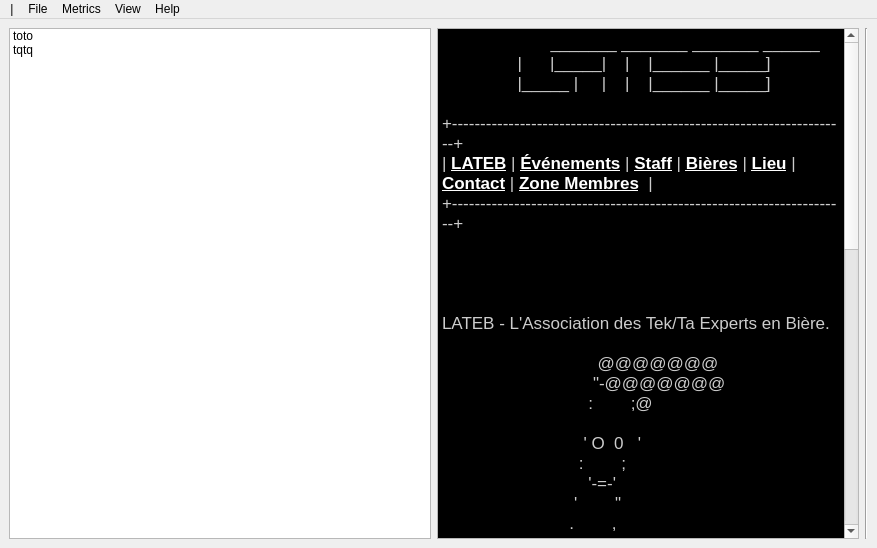
First picture: the form in app/mainwindow.ui, repository ntnmrndn/termproject, before the edit.
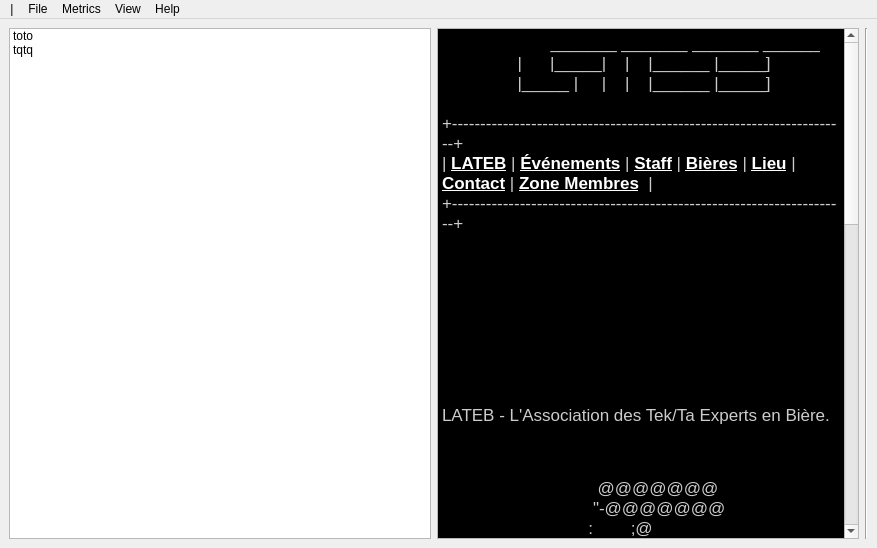
Second picture: the form after the edit. Icons and pictures are not drawn.

Commit message: Ajout de lla fenetre About

```diff
--- a/app/mainwindow.ui
+++ b/app/mainwindow.ui
@@ -43,55 +43,60 @@
          <string>&lt;!DOCTYPE HTML PUBLIC &quot;-//W3C//DTD HTML 4.0//EN&quot; &quot;http://www.w3.org/TR/REC-html40/strict.dtd&quot;&gt;
 &lt;html&gt;&lt;head&gt;&lt;meta name=&quot;qrichtext&quot; content=&quot;1&quot; /&gt;&lt;title&gt;LATEB&lt;/title&gt;&lt;style type=&quot;text/css&quot;&gt;
 p, li { white-space: pre-wrap; }
-&lt;/style&gt;&lt;/head&gt;&lt;body style=&quot; font-family:'Lucida Grande'; font-size:13pt; font-weight:400; font-style:normal;&quot; bgcolor=&quot;#000000&quot;&gt;
-&lt;p style=&quot; margin-top:12px; margin-bottom:0px; margin-left:0px; margin-right:0px; -qt-block-indent:0; text-indent:0px;&quot;&gt;&lt;span style=&quot; font-family:'Courier New,courier'; color:#cccccc;&quot;&gt;                       _______ _______ _______ ______&lt;/span&gt;&lt;/p&gt;
-&lt;p style=&quot; margin-top:0px; margin-bottom:0px; margin-left:0px; margin-right:0px; -qt-block-indent:0; text-indent:0px;&quot;&gt;&lt;span style=&quot; font-family:'Courier New,courier'; color:#cccccc;&quot;&gt;                |      |_____|    |    |______ |_____]&lt;/span&gt;&lt;/p&gt;
-&lt;p style=&quot; margin-top:0px; margin-bottom:0px; margin-left:0px; margin-right:0px; -qt-block-indent:0; text-indent:0px;&quot;&gt;&lt;span style=&quot; font-family:'Courier New,courier'; color:#cccccc;&quot;&gt;                |_____ |     |    |    |______ |_____]&lt;/span&gt;&lt;/p&gt;
-&lt;p style=&quot; margin-top:0px; margin-bottom:0px; margin-left:0px; margin-right:0px; -qt-block-indent:0; text-indent:0px;&quot;&gt;&lt;span style=&quot; font-family:'Courier New,courier'; color:#cccccc;&quot;&gt;               &lt;/span&gt;&lt;/p&gt;
-&lt;p style=&quot; margin-top:0px; margin-bottom:0px; margin-left:0px; margin-right:0px; -qt-block-indent:0; text-indent:0px;&quot;&gt;&lt;span style=&quot; font-family:'Courier New,courier'; color:#cccccc;&quot;&gt;+----------------------------------------------------------------------+&lt;/span&gt;&lt;/p&gt;
-&lt;p style=&quot; margin-top:0px; margin-bottom:0px; margin-left:0px; margin-right:0px; -qt-block-indent:0; text-indent:0px;&quot;&gt;&lt;span style=&quot; font-family:'Courier New,courier'; color:#cccccc;&quot;&gt;| &lt;/span&gt;&lt;a href=&quot;?lateb&quot;&gt;&lt;span style=&quot; font-family:'Courier New,courier'; font-weight:600; text-decoration: underline; color:#ffffff; background-color:#000000;&quot;&gt;LATEB&lt;/span&gt;&lt;/a&gt;&lt;span style=&quot; font-family:'Courier New,courier'; color:#cccccc;&quot;&gt; | &lt;/span&gt;&lt;a href=&quot;bite/?events&quot;&gt;&lt;span style=&quot; font-family:'Courier New,courier'; font-weight:600; text-decoration: underline; color:#ffffff; background-color:#000000;&quot;&gt;Événements&lt;/span&gt;&lt;/a&gt;&lt;span style=&quot; font-family:'Courier New,courier'; color:#cccccc;&quot;&gt; | &lt;/span&gt;&lt;a href=&quot;?staff&quot;&gt;&lt;span style=&quot; font-family:'Courier New,courier'; font-weight:600; text-decoration: underline; color:#ffffff; background-color:#000000;&quot;&gt;Staff&lt;/span&gt;&lt;/a&gt;&lt;span style=&quot; font-family:'Courier New,courier'; color:#cccccc;&quot;&gt; | &lt;/span&gt;&lt;a href=&quot;bite/?beers&quot;&gt;&lt;span style=&quot; font-family:'Courier New,courier'; font-weight:600; text-decoration: underline; color:#ffffff; background-color:#000000;&quot;&gt;Bières&lt;/span&gt;&lt;/a&gt;&lt;span style=&quot; font-family:'Courier New,courier'; color:#cccccc;&quot;&gt; | &lt;/span&gt;&lt;a href=&quot;?acces&quot;&gt;&lt;span style=&quot; font-family:'Courier New,courier'; font-weight:600; text-decoration: underline; color:#ffffff; background-color:#000000;&quot;&gt;Lieu&lt;/span&gt;&lt;/a&gt;&lt;span style=&quot; font-family:'Courier New,courier'; color:#cccccc;&quot;&gt; | &lt;/span&gt;&lt;a href=&quot;?contact&quot;&gt;&lt;span style=&quot; font-family:'Courier New,courier'; font-weight:600; text-decoration: underline; color:#ffffff; background-color:#000000;&quot;&gt;Contact&lt;/span&gt;&lt;/a&gt;&lt;span style=&quot; font-family:'Courier New,courier'; color:#cccccc;&quot;&gt; | &lt;/span&gt;&lt;a href=&quot;bite&quot;&gt;&lt;span style=&quot; font-family:'Courier New,courier'; font-weight:600; text-decoration: underline; color:#ffffff; background-color:#000000;&quot;&gt;Zone Membres&lt;/span&gt;&lt;/a&gt;&lt;span style=&quot; font-family:'Courier New,courier'; color:#cccccc;&quot;&gt;  |&lt;/span&gt;&lt;/p&gt;
-&lt;p style=&quot; margin-top:0px; margin-bottom:0px; margin-left:0px; margin-right:0px; -qt-block-indent:0; text-indent:0px;&quot;&gt;&lt;span style=&quot; font-family:'Courier New,courier'; color:#cccccc;&quot;&gt;+----------------------------------------------------------------------+&lt;/span&gt;&lt;/p&gt;
-&lt;p style=&quot;-qt-paragraph-type:empty; margin-top:0px; margin-bottom:0px; margin-left:0px; margin-right:0px; -qt-block-indent:0; text-indent:0px; font-family:'Courier New,courier'; color:#cccccc;&quot;&gt;&lt;br /&gt;&lt;/p&gt;
+&lt;/style&gt;&lt;/head&gt;&lt;body style=&quot; font-family:'MS Shell Dlg 2'; font-size:7.8pt; font-weight:400; font-style:normal;&quot; bgcolor=&quot;#000000&quot;&gt;
+&lt;p style=&quot; margin-top:12px; margin-bottom:0px; margin-left:0px; margin-right:0px; -qt-block-indent:0; text-indent:0px;&quot;&gt;&lt;span style=&quot; font-family:'Courier New,courier'; font-size:13pt; color:#cccccc;&quot;&gt;                       _______ _______ _______ ______&lt;/span&gt;&lt;/p&gt;
+&lt;p style=&quot; margin-top:0px; margin-bottom:0px; margin-left:0px; margin-right:0px; -qt-block-indent:0; text-indent:0px;&quot;&gt;&lt;span style=&quot; font-family:'Courier New,courier'; font-size:13pt; color:#cccccc;&quot;&gt;                |      |_____|    |    |______ |_____]&lt;/span&gt;&lt;/p&gt;
+&lt;p style=&quot; margin-top:0px; margin-bottom:0px; margin-left:0px; margin-right:0px; -qt-block-indent:0; text-indent:0px;&quot;&gt;&lt;span style=&quot; font-family:'Courier New,courier'; font-size:13pt; color:#cccccc;&quot;&gt;                |_____ |     |    |    |______ |_____]&lt;/span&gt;&lt;/p&gt;
+&lt;p style=&quot; margin-top:0px; margin-bottom:0px; margin-left:0px; margin-right:0px; -qt-block-indent:0; text-indent:0px;&quot;&gt;&lt;span style=&quot; font-family:'Courier New,courier'; font-size:13pt; color:#cccccc;&quot;&gt;               &lt;/span&gt;&lt;/p&gt;
+&lt;p style=&quot; margin-top:0px; margin-bottom:0px; margin-left:0px; margin-right:0px; -qt-block-indent:0; text-indent:0px;&quot;&gt;&lt;span style=&quot; font-family:'Courier New,courier'; font-size:13pt; color:#cccccc;&quot;&gt;+----------------------------------------------------------------------+&lt;/span&gt;&lt;/p&gt;
+&lt;p style=&quot; margin-top:0px; margin-bottom:0px; margin-left:0px; margin-right:0px; -qt-block-indent:0; text-indent:0px;&quot;&gt;&lt;span style=&quot; font-family:'Courier New,courier'; font-size:13pt; color:#cccccc;&quot;&gt;| &lt;/span&gt;&lt;a href=&quot;?lateb&quot;&gt;&lt;span style=&quot; font-family:'Courier New,courier'; font-size:13pt; font-weight:600; text-decoration: underline; color:#ffffff; background-color:#000000;&quot;&gt;LATEB&lt;/span&gt;&lt;/a&gt;&lt;span style=&quot; font-family:'Courier New,courier'; font-size:13pt; color:#cccccc;&quot;&gt; | &lt;/span&gt;&lt;a href=&quot;bite/?events&quot;&gt;&lt;span style=&quot; font-family:'Courier New,courier'; font-size:13pt; font-weight:600; text-decoration: underline; color:#ffffff; background-color:#000000;&quot;&gt;Événements&lt;/span&gt;&lt;/a&gt;&lt;span style=&quot; font-family:'Courier New,courier'; font-size:13pt; color:#cccccc;&quot;&gt; | &lt;/span&gt;&lt;a href=&quot;?staff&quot;&gt;&lt;span style=&quot; font-family:'Courier New,courier'; font-size:13pt; font-weight:600; text-decoration: underline; color:#ffffff; background-color:#000000;&quot;&gt;Staff&lt;/span&gt;&lt;/a&gt;&lt;span style=&quot; font-family:'Courier New,courier'; font-size:13pt; color:#cccccc;&quot;&gt; | &lt;/span&gt;&lt;a href=&quot;bite/?beers&quot;&gt;&lt;span style=&quot; font-family:'Courier New,courier'; font-size:13pt; font-weight:600; text-decoration: underline; color:#ffffff; background-color:#000000;&quot;&gt;Bières&lt;/span&gt;&lt;/a&gt;&lt;span style=&quot; font-family:'Courier New,courier'; font-size:13pt; color:#cccccc;&quot;&gt; | &lt;/span&gt;&lt;a href=&quot;?acces&quot;&gt;&lt;span style=&quot; font-family:'Courier New,courier'; font-size:13pt; font-weight:600; text-decoration: underline; color:#ffffff; background-color:#000000;&quot;&gt;Lieu&lt;/span&gt;&lt;/a&gt;&lt;span style=&quot; font-family:'Courier New,courier'; font-size:13pt; color:#cccccc;&quot;&gt; | &lt;/span&gt;&lt;a href=&quot;?contact&quot;&gt;&lt;span style=&quot; font-family:'Courier New,courier'; font-size:13pt; font-weight:600; text-decoration: underline; color:#ffffff; background-color:#000000;&quot;&gt;Contact&lt;/span&gt;&lt;/a&gt;&lt;span style=&quot; font-family:'Courier New,courier'; font-size:13pt; color:#cccccc;&quot;&gt; | &lt;/span&gt;&lt;a href=&quot;bite&quot;&gt;&lt;span style=&quot; font-family:'Courier New,courier'; font-size:13pt; font-weight:600; text-decoration: underline; color:#ffffff; background-color:#000000;&quot;&gt;Zone Membres&lt;/span&gt;&lt;/a&gt;&lt;span style=&quot; font-family:'Courier New,courier'; font-size:13pt; color:#cccccc;&quot;&gt;  |&lt;/span&gt;&lt;/p&gt;
+&lt;p style=&quot; margin-top:0px; margin-bottom:0px; margin-left:0px; margin-right:0px; -qt-block-indent:0; text-indent:0px;&quot;&gt;&lt;span style=&quot; font-family:'Courier New,courier'; font-size:13pt; color:#cccccc;&quot;&gt;+----------------------------------------------------------------------+&lt;/span&gt;&lt;/p&gt;
+&lt;p style=&quot;-qt-paragraph-type:empty; margin-top:0px; margin-bottom:0px; margin-left:0px; margin-right:0px; -qt-block-indent:0; text-indent:0px; font-family:'Courier New,courier'; font-size:13pt; color:#cccccc;&quot;&gt;&lt;/p&gt;
+&lt;p style=&quot; margin-top:0px; margin-bottom:0px; margin-left:0px; margin-right:0px; -qt-block-indent:0; text-indent:0px;&quot;&gt;&lt;span style=&quot; font-family:'Courier New,courier'; font-size:13pt; color:#cccccc;&quot;&gt;&lt;br /&gt;&lt;/span&gt;&lt;/p&gt;
 &lt;p style=&quot; margin-top:0px; margin-bottom:0px; margin-left:0px; margin-right:0px; -qt-block-indent:0; text-indent:0px;&quot;&gt;&lt;a href=&quot;http://public.db0.fr/Epitech/Lateb/affiche_soiree_rec_film_starwars_180512.png&quot;&gt;&lt;img src=&quot;http://public.db0.fr/Epitech/Lateb/banniere_soiree_rec_film_starwars_180512.png&quot; /&gt;&lt;/a&gt;&lt;/p&gt;
-&lt;p style=&quot;-qt-paragraph-type:empty; margin-top:0px; margin-bottom:0px; margin-left:0px; margin-right:0px; -qt-block-indent:0; text-indent:0px; font-family:'Courier New,courier'; font-weight:600; text-decoration: underline; color:#ffffff;&quot;&gt;&lt;br /&gt;&lt;/p&gt;
-&lt;p style=&quot;-qt-paragraph-type:empty; margin-top:0px; margin-bottom:0px; margin-left:0px; margin-right:0px; -qt-block-indent:0; text-indent:0px; font-family:'Courier New,courier'; font-weight:600; text-decoration: underline; color:#ffffff;&quot;&gt;&lt;br /&gt;&lt;/p&gt;
-&lt;p style=&quot; margin-top:0px; margin-bottom:0px; margin-left:0px; margin-right:0px; -qt-block-indent:0; text-indent:0px;&quot;&gt;&lt;span style=&quot; font-family:'Courier New,courier'; color:#cccccc;&quot;&gt;LATEB - L'Association des Tek/Ta Experts en Bière.&lt;/span&gt;&lt;/p&gt;
-&lt;p style=&quot;-qt-paragraph-type:empty; margin-top:0px; margin-bottom:0px; margin-left:0px; margin-right:0px; -qt-block-indent:0; text-indent:0px; font-family:'Courier New,courier'; color:#cccccc;&quot;&gt;&lt;br /&gt;&lt;/p&gt;
-&lt;p style=&quot; margin-top:0px; margin-bottom:0px; margin-left:0px; margin-right:0px; -qt-block-indent:0; text-indent:0px;&quot;&gt;&lt;span style=&quot; font-family:'Courier New,courier'; color:#cccccc;&quot;&gt;                                 @@@@@@@&lt;/span&gt;&lt;/p&gt;
-&lt;p style=&quot; margin-top:0px; margin-bottom:0px; margin-left:0px; margin-right:0px; -qt-block-indent:0; text-indent:0px;&quot;&gt;&lt;span style=&quot; font-family:'Courier New,courier'; color:#cccccc;&quot;&gt;                                &amp;quot;-@@@@@@@&lt;/span&gt;&lt;/p&gt;
-&lt;p style=&quot; margin-top:0px; margin-bottom:0px; margin-left:0px; margin-right:0px; -qt-block-indent:0; text-indent:0px;&quot;&gt;&lt;span style=&quot; font-family:'Courier New,courier'; color:#cccccc;&quot;&gt;                               :        ;@&lt;/span&gt;&lt;/p&gt;
-&lt;p style=&quot; margin-top:0px; margin-bottom:0px; margin-left:0px; margin-right:0px; -qt-block-indent:0; text-indent:0px;&quot;&gt;&lt;span style=&quot; font-family:'Courier New,courier'; color:#cccccc;&quot;&gt;                               &lt;/span&gt;&lt;/p&gt;
-&lt;p style=&quot; margin-top:0px; margin-bottom:0px; margin-left:0px; margin-right:0px; -qt-block-indent:0; text-indent:0px;&quot;&gt;&lt;span style=&quot; font-family:'Courier New,courier'; color:#cccccc;&quot;&gt;                              ' O  0   '&lt;/span&gt;&lt;/p&gt;
-&lt;p style=&quot; margin-top:0px; margin-bottom:0px; margin-left:0px; margin-right:0px; -qt-block-indent:0; text-indent:0px;&quot;&gt;&lt;span style=&quot; font-family:'Courier New,courier'; color:#cccccc;&quot;&gt;                             :        ;&lt;/span&gt;&lt;/p&gt;
-&lt;p style=&quot; margin-top:0px; margin-bottom:0px; margin-left:0px; margin-right:0px; -qt-block-indent:0; text-indent:0px;&quot;&gt;&lt;span style=&quot; font-family:'Courier New,courier'; color:#cccccc;&quot;&gt;                               '-=-'    &lt;/span&gt;&lt;/p&gt;
-&lt;p style=&quot; margin-top:0px; margin-bottom:0px; margin-left:0px; margin-right:0px; -qt-block-indent:0; text-indent:0px;&quot;&gt;&lt;span style=&quot; font-family:'Courier New,courier'; color:#cccccc;&quot;&gt;                            '        &amp;quot;&lt;/span&gt;&lt;/p&gt;
-&lt;p style=&quot; margin-top:0px; margin-bottom:0px; margin-left:0px; margin-right:0px; -qt-block-indent:0; text-indent:0px;&quot;&gt;&lt;span style=&quot; font-family:'Courier New,courier'; color:#cccccc;&quot;&gt;                           .        ,&lt;/span&gt;&lt;/p&gt;
-&lt;p style=&quot; margin-top:0px; margin-bottom:0px; margin-left:0px; margin-right:0px; -qt-block-indent:0; text-indent:0px;&quot;&gt;&lt;span style=&quot; font-family:'Courier New,courier'; color:#cccccc;&quot;&gt;      &lt;/span&gt;&lt;/p&gt;
-&lt;p style=&quot; margin-top:0px; margin-bottom:0px; margin-left:0px; margin-right:0px; -qt-block-indent:0; text-indent:0px;&quot;&gt;&lt;span style=&quot; font-family:'Courier New,courier'; color:#cccccc;&quot;&gt;                         _ '        &amp;quot;&lt;/span&gt;&lt;/p&gt;
-&lt;p style=&quot; margin-top:0px; margin-bottom:0px; margin-left:0px; margin-right:0px; -qt-block-indent:0; text-indent:0px;&quot;&gt;&lt;span style=&quot; font-family:'Courier New,courier'; color:#cccccc;&quot;&gt;                        |/__        '&lt;/span&gt;&lt;/p&gt;
-&lt;p style=&quot; margin-top:0px; margin-bottom:0px; margin-left:0px; margin-right:0px; -qt-block-indent:0; text-indent:0px;&quot;&gt;&lt;span style=&quot; font-family:'Courier New,courier'; color:#cccccc;&quot;&gt;                       / .--       ,&lt;/span&gt;&lt;/p&gt;
-&lt;p style=&quot; margin-top:0px; margin-bottom:0px; margin-left:0px; margin-right:0px; -qt-block-indent:0; text-indent:0px;&quot;&gt;&lt;span style=&quot; font-family:'Courier New,courier'; color:#cccccc;&quot;&gt;                       || |  &lt;/span&gt;&lt;/p&gt;
-&lt;p style=&quot; margin-top:0px; margin-bottom:0px; margin-left:0px; margin-right:0px; -qt-block-indent:0; text-indent:0px;&quot;&gt;&lt;span style=&quot; font-family:'Courier New,courier'; color:#cccccc;&quot;&gt;                        * '        &amp;quot;&lt;/span&gt;&lt;/p&gt;
-&lt;p style=&quot; margin-top:0px; margin-bottom:0px; margin-left:0px; margin-right:0px; -qt-block-indent:0; text-indent:0px;&quot;&gt;&lt;span style=&quot; font-family:'Courier New,courier'; color:#cccccc;&quot;&gt;                          '        '             &lt;/span&gt;&lt;/p&gt;
-&lt;p style=&quot; margin-top:0px; margin-bottom:0px; margin-left:0px; margin-right:0px; -qt-block-indent:0; text-indent:0px;&quot;&gt;&lt;span style=&quot; font-family:'Courier New,courier'; color:#cccccc;&quot;&gt;                          :        ;&lt;/span&gt;&lt;/p&gt;
-&lt;p style=&quot; margin-top:0px; margin-bottom:0px; margin-left:0px; margin-right:0px; -qt-block-indent:0; text-indent:0px;&quot;&gt;&lt;span style=&quot; font-family:'Courier New,courier'; color:#cccccc;&quot;&gt;                          '        ;&lt;/span&gt;&lt;/p&gt;
-&lt;p style=&quot; margin-top:0px; margin-bottom:0px; margin-left:0px; margin-right:0px; -qt-block-indent:0; text-indent:0px;&quot;&gt;&lt;span style=&quot; font-family:'Courier New,courier'; color:#cccccc;&quot;&gt;                     @@@@@@@@    _-----_&lt;/span&gt;&lt;/p&gt;
-&lt;p style=&quot; margin-top:0px; margin-bottom:0px; margin-left:0px; margin-right:0px; -qt-block-indent:0; text-indent:0px;&quot;&gt;&lt;span style=&quot; font-family:'Courier New,courier'; color:#cccccc;&quot;&gt;                    |`@@@@@@'|  |`-----'|&lt;/span&gt;&lt;/p&gt;
-&lt;p style=&quot; margin-top:0px; margin-bottom:0px; margin-left:0px; margin-right:0px; -qt-block-indent:0; text-indent:0px;&quot;&gt;&lt;span style=&quot; font-family:'Courier New,courier'; color:#cccccc;&quot;&gt;                  ,'=  .   . |  |      ::.&lt;/span&gt;&lt;/p&gt;
-&lt;p style=&quot; margin-top:0px; margin-bottom:0px; margin-left:0px; margin-right:0px; -qt-block-indent:0; text-indent:0px;&quot;&gt;&lt;span style=&quot; font-family:'Courier New,courier'; color:#cccccc;&quot;&gt;                  ||| . .  . |  |       ||&lt;/span&gt;&lt;/p&gt;
-&lt;p style=&quot; margin-top:0px; margin-bottom:0px; margin-left:0px; margin-right:0px; -qt-block-indent:0; text-indent:0px;&quot;&gt;&lt;span style=&quot; font-family:'Courier New,courier'; color:#cccccc;&quot;&gt;                  `.=     .  |  |      ;:'&lt;/span&gt;&lt;/p&gt;
-&lt;p style=&quot; margin-top:0px; margin-bottom:0px; margin-left:0px; margin-right:0px; -qt-block-indent:0; text-indent:0px;&quot;&gt;&lt;span style=&quot; font-family:'Courier New,courier'; color:#cccccc;&quot;&gt;                    |  .  .  |--| @@@@@ |&lt;/span&gt;&lt;/p&gt;
-&lt;p style=&quot; margin-top:0px; margin-bottom:0px; margin-left:0px; margin-right:0px; -qt-block-indent:0; text-indent:0px;&quot;&gt;&lt;span style=&quot; font-family:'Courier New,courier'; color:#cccccc;&quot;&gt;                     '-____-'    '-----'&lt;/span&gt;&lt;/p&gt;
-&lt;p style=&quot;-qt-paragraph-type:empty; margin-top:0px; margin-bottom:0px; margin-left:0px; margin-right:0px; -qt-block-indent:0; text-indent:0px; font-family:'Courier New,courier'; color:#cccccc;&quot;&gt;&lt;br /&gt;&lt;/p&gt;
-&lt;p style=&quot; margin-top:0px; margin-bottom:0px; margin-left:0px; margin-right:0px; -qt-block-indent:0; text-indent:0px;&quot;&gt;&lt;span style=&quot; font-family:'Courier New,courier'; color:#cccccc;&quot;&gt;LATEB est une association déstinée aux étudiants du groupe IONIS.&lt;/span&gt;&lt;/p&gt;
-&lt;p style=&quot; margin-top:0px; margin-bottom:0px; margin-left:0px; margin-right:0px; -qt-block-indent:0; text-indent:0px;&quot;&gt;&lt;span style=&quot; font-family:'Courier New,courier'; color:#cccccc;&quot;&gt;Nous organisons régulièrement des soirées dégustation de biere, repas,&lt;/span&gt;&lt;/p&gt;
-&lt;p style=&quot; margin-top:0px; margin-bottom:0px; margin-left:0px; margin-right:0px; -qt-block-indent:0; text-indent:0px;&quot;&gt;&lt;span style=&quot; font-family:'Courier New,courier'; color:#cccccc;&quot;&gt;concert et autres. &lt;/span&gt;&lt;/p&gt;
-&lt;p style=&quot; margin-top:0px; margin-bottom:0px; margin-left:0px; margin-right:0px; -qt-block-indent:0; text-indent:0px;&quot;&gt;&lt;span style=&quot; font-family:'Courier New,courier'; color:#cccccc;&quot;&gt;Nous pouvons également offrir des services de préstation lors&lt;/span&gt;&lt;/p&gt;
-&lt;p style=&quot; margin-top:0px; margin-bottom:0px; margin-left:0px; margin-right:0px; -qt-block-indent:0; text-indent:0px;&quot;&gt;&lt;span style=&quot; font-family:'Courier New,courier'; color:#cccccc;&quot;&gt;d'événements organisés par d'autres associations ou des particuliers. &lt;/span&gt;&lt;/p&gt;
-&lt;p style=&quot; margin-top:0px; margin-bottom:0px; margin-left:0px; margin-right:0px; -qt-block-indent:0; text-indent:0px;&quot;&gt;&lt;span style=&quot; font-family:'Courier New,courier'; color:#cccccc;&quot;&gt;Pour toute information sur ces services, n'hésitez pas à nous contacter.&lt;/span&gt;&lt;/p&gt;
-&lt;p style=&quot; margin-top:0px; margin-bottom:0px; margin-left:0px; margin-right:0px; -qt-block-indent:0; text-indent:0px;&quot;&gt;&lt;span style=&quot; font-family:'Courier New,courier'; color:#cccccc;&quot;&gt;+----------------------------------------------------------------------+&lt;/span&gt;&lt;/p&gt;
-&lt;p style=&quot; margin-top:0px; margin-bottom:0px; margin-left:0px; margin-right:0px; -qt-block-indent:0; text-indent:0px;&quot;&gt;&lt;span style=&quot; font-family:'Courier New,courier'; color:#cccccc;&quot;&gt;| (|€~ - Martine la méduse ascii                                       |&lt;/span&gt;&lt;/p&gt;
-&lt;p style=&quot; margin-top:0px; margin-bottom:12px; margin-left:0px; margin-right:0px; -qt-block-indent:0; text-indent:0px;&quot;&gt;&lt;span style=&quot; font-family:'Courier New,courier'; color:#cccccc;&quot;&gt;+----------------------------------------------------------------------+&lt;/span&gt;&lt;/p&gt;&lt;/body&gt;&lt;/html&gt;</string>
+&lt;p style=&quot;-qt-paragraph-type:empty; margin-top:0px; margin-bottom:0px; margin-left:0px; margin-right:0px; -qt-block-indent:0; text-indent:0px; font-family:'Courier New,courier'; font-size:13pt; font-weight:600; text-decoration: underline; color:#ffffff;&quot;&gt;&lt;/p&gt;
+&lt;p style=&quot; margin-top:0px; margin-bottom:0px; margin-left:0px; margin-right:0px; -qt-block-indent:0; text-indent:0px;&quot;&gt;&lt;span style=&quot; font-family:'Courier New,courier'; font-size:13pt; font-weight:600; text-decoration: underline; color:#ffffff;&quot;&gt;&lt;br /&gt;&lt;/span&gt;&lt;/p&gt;
+&lt;p style=&quot;-qt-paragraph-type:empty; margin-top:0px; margin-bottom:0px; margin-left:0px; margin-right:0px; -qt-block-indent:0; text-indent:0px; font-family:'Courier New,courier'; font-size:13pt; font-weight:600; text-decoration: underline; color:#ffffff;&quot;&gt;&lt;/p&gt;
+&lt;p style=&quot; margin-top:0px; margin-bottom:0px; margin-left:0px; margin-right:0px; -qt-block-indent:0; text-indent:0px;&quot;&gt;&lt;span style=&quot; font-family:'Courier New,courier'; font-size:13pt; font-weight:600; text-decoration: underline; color:#ffffff;&quot;&gt;&lt;br /&gt;&lt;/span&gt;&lt;/p&gt;
+&lt;p style=&quot; margin-top:0px; margin-bottom:0px; margin-left:0px; margin-right:0px; -qt-block-indent:0; text-indent:0px;&quot;&gt;&lt;span style=&quot; font-family:'Courier New,courier'; font-size:13pt; color:#cccccc;&quot;&gt;LATEB - L'Association des Tek/Ta Experts en Bière.&lt;/span&gt;&lt;/p&gt;
+&lt;p style=&quot;-qt-paragraph-type:empty; margin-top:0px; margin-bottom:0px; margin-left:0px; margin-right:0px; -qt-block-indent:0; text-indent:0px; font-family:'Courier New,courier'; font-size:13pt; color:#cccccc;&quot;&gt;&lt;/p&gt;
+&lt;p style=&quot; margin-top:0px; margin-bottom:0px; margin-left:0px; margin-right:0px; -qt-block-indent:0; text-indent:0px;&quot;&gt;&lt;span style=&quot; font-family:'Courier New,courier'; font-size:13pt; color:#cccccc;&quot;&gt;&lt;br /&gt;&lt;/span&gt;&lt;/p&gt;
+&lt;p style=&quot; margin-top:0px; margin-bottom:0px; margin-left:0px; margin-right:0px; -qt-block-indent:0; text-indent:0px;&quot;&gt;&lt;span style=&quot; font-family:'Courier New,courier'; font-size:13pt; color:#cccccc;&quot;&gt;                                 @@@@@@@&lt;/span&gt;&lt;/p&gt;
+&lt;p style=&quot; margin-top:0px; margin-bottom:0px; margin-left:0px; margin-right:0px; -qt-block-indent:0; text-indent:0px;&quot;&gt;&lt;span style=&quot; font-family:'Courier New,courier'; font-size:13pt; color:#cccccc;&quot;&gt;                                &amp;quot;-@@@@@@@&lt;/span&gt;&lt;/p&gt;
+&lt;p style=&quot; margin-top:0px; margin-bottom:0px; margin-left:0px; margin-right:0px; -qt-block-indent:0; text-indent:0px;&quot;&gt;&lt;span style=&quot; font-family:'Courier New,courier'; font-size:13pt; color:#cccccc;&quot;&gt;                               :        ;@&lt;/span&gt;&lt;/p&gt;
+&lt;p style=&quot; margin-top:0px; margin-bottom:0px; margin-left:0px; margin-right:0px; -qt-block-indent:0; text-indent:0px;&quot;&gt;&lt;span style=&quot; font-family:'Courier New,courier'; font-size:13pt; color:#cccccc;&quot;&gt;                               &lt;/span&gt;&lt;/p&gt;
+&lt;p style=&quot; margin-top:0px; margin-bottom:0px; margin-left:0px; margin-right:0px; -qt-block-indent:0; text-indent:0px;&quot;&gt;&lt;span style=&quot; font-family:'Courier New,courier'; font-size:13pt; color:#cccccc;&quot;&gt;                              ' O  0   '&lt;/span&gt;&lt;/p&gt;
+&lt;p style=&quot; margin-top:0px; margin-bottom:0px; margin-left:0px; margin-right:0px; -qt-block-indent:0; text-indent:0px;&quot;&gt;&lt;span style=&quot; font-family:'Courier New,courier'; font-size:13pt; color:#cccccc;&quot;&gt;                             :        ;&lt;/span&gt;&lt;/p&gt;
+&lt;p style=&quot; margin-top:0px; margin-bottom:0px; margin-left:0px; margin-right:0px; -qt-block-indent:0; text-indent:0px;&quot;&gt;&lt;span style=&quot; font-family:'Courier New,courier'; font-size:13pt; color:#cccccc;&quot;&gt;                               '-=-'    &lt;/span&gt;&lt;/p&gt;
+&lt;p style=&quot; margin-top:0px; margin-bottom:0px; margin-left:0px; margin-right:0px; -qt-block-indent:0; text-indent:0px;&quot;&gt;&lt;span style=&quot; font-family:'Courier New,courier'; font-size:13pt; color:#cccccc;&quot;&gt;                            '        &amp;quot;&lt;/span&gt;&lt;/p&gt;
+&lt;p style=&quot; margin-top:0px; margin-bottom:0px; margin-left:0px; margin-right:0px; -qt-block-indent:0; text-indent:0px;&quot;&gt;&lt;span style=&quot; font-family:'Courier New,courier'; font-size:13pt; color:#cccccc;&quot;&gt;                           .        ,&lt;/span&gt;&lt;/p&gt;
+&lt;p style=&quot; margin-top:0px; margin-bottom:0px; margin-left:0px; margin-right:0px; -qt-block-indent:0; text-indent:0px;&quot;&gt;&lt;span style=&quot; font-family:'Courier New,courier'; font-size:13pt; color:#cccccc;&quot;&gt;      &lt;/span&gt;&lt;/p&gt;
+&lt;p style=&quot; margin-top:0px; margin-bottom:0px; margin-left:0px; margin-right:0px; -qt-block-indent:0; text-indent:0px;&quot;&gt;&lt;span style=&quot; font-family:'Courier New,courier'; font-size:13pt; color:#cccccc;&quot;&gt;                         _ '        &amp;quot;&lt;/span&gt;&lt;/p&gt;
+&lt;p style=&quot; margin-top:0px; margin-bottom:0px; margin-left:0px; margin-right:0px; -qt-block-indent:0; text-indent:0px;&quot;&gt;&lt;span style=&quot; font-family:'Courier New,courier'; font-size:13pt; color:#cccccc;&quot;&gt;                        |/__        '&lt;/span&gt;&lt;/p&gt;
+&lt;p style=&quot; margin-top:0px; margin-bottom:0px; margin-left:0px; margin-right:0px; -qt-block-indent:0; text-indent:0px;&quot;&gt;&lt;span style=&quot; font-family:'Courier New,courier'; font-size:13pt; color:#cccccc;&quot;&gt;                       / .--       ,&lt;/span&gt;&lt;/p&gt;
+&lt;p style=&quot; margin-top:0px; margin-bottom:0px; margin-left:0px; margin-right:0px; -qt-block-indent:0; text-indent:0px;&quot;&gt;&lt;span style=&quot; font-family:'Courier New,courier'; font-size:13pt; color:#cccccc;&quot;&gt;                       || |  &lt;/span&gt;&lt;/p&gt;
+&lt;p style=&quot; margin-top:0px; margin-bottom:0px; margin-left:0px; margin-right:0px; -qt-block-indent:0; text-indent:0px;&quot;&gt;&lt;span style=&quot; font-family:'Courier New,courier'; font-size:13pt; color:#cccccc;&quot;&gt;                        * '        &amp;quot;&lt;/span&gt;&lt;/p&gt;
+&lt;p style=&quot; margin-top:0px; margin-bottom:0px; margin-left:0px; margin-right:0px; -qt-block-indent:0; text-indent:0px;&quot;&gt;&lt;span style=&quot; font-family:'Courier New,courier'; font-size:13pt; color:#cccccc;&quot;&gt;                          '        '             &lt;/span&gt;&lt;/p&gt;
+&lt;p style=&quot; margin-top:0px; margin-bottom:0px; margin-left:0px; margin-right:0px; -qt-block-indent:0; text-indent:0px;&quot;&gt;&lt;span style=&quot; font-family:'Courier New,courier'; font-size:13pt; color:#cccccc;&quot;&gt;                          :        ;&lt;/span&gt;&lt;/p&gt;
+&lt;p style=&quot; margin-top:0px; margin-bottom:0px; margin-left:0px; margin-right:0px; -qt-block-indent:0; text-indent:0px;&quot;&gt;&lt;span style=&quot; font-family:'Courier New,courier'; font-size:13pt; color:#cccccc;&quot;&gt;                          '        ;&lt;/span&gt;&lt;/p&gt;
+&lt;p style=&quot; margin-top:0px; margin-bottom:0px; margin-left:0px; margin-right:0px; -qt-block-indent:0; text-indent:0px;&quot;&gt;&lt;span style=&quot; font-family:'Courier New,courier'; font-size:13pt; color:#cccccc;&quot;&gt;                     @@@@@@@@    _-----_&lt;/span&gt;&lt;/p&gt;
+&lt;p style=&quot; margin-top:0px; margin-bottom:0px; margin-left:0px; margin-right:0px; -qt-block-indent:0; text-indent:0px;&quot;&gt;&lt;span style=&quot; font-family:'Courier New,courier'; font-size:13pt; color:#cccccc;&quot;&gt;                    |`@@@@@@'|  |`-----'|&lt;/span&gt;&lt;/p&gt;
+&lt;p style=&quot; margin-top:0px; margin-bottom:0px; margin-left:0px; margin-right:0px; -qt-block-indent:0; text-indent:0px;&quot;&gt;&lt;span style=&quot; font-family:'Courier New,courier'; font-size:13pt; color:#cccccc;&quot;&gt;                  ,'=  .   . |  |      ::.&lt;/span&gt;&lt;/p&gt;
+&lt;p style=&quot; margin-top:0px; margin-bottom:0px; margin-left:0px; margin-right:0px; -qt-block-indent:0; text-indent:0px;&quot;&gt;&lt;span style=&quot; font-family:'Courier New,courier'; font-size:13pt; color:#cccccc;&quot;&gt;                  ||| . .  . |  |       ||&lt;/span&gt;&lt;/p&gt;
+&lt;p style=&quot; margin-top:0px; margin-bottom:0px; margin-left:0px; margin-right:0px; -qt-block-indent:0; text-indent:0px;&quot;&gt;&lt;span style=&quot; font-family:'Courier New,courier'; font-size:13pt; color:#cccccc;&quot;&gt;                  `.=     .  |  |      ;:'&lt;/span&gt;&lt;/p&gt;
+&lt;p style=&quot; margin-top:0px; margin-bottom:0px; margin-left:0px; margin-right:0px; -qt-block-indent:0; text-indent:0px;&quot;&gt;&lt;span style=&quot; font-family:'Courier New,courier'; font-size:13pt; color:#cccccc;&quot;&gt;                    |  .  .  |--| @@@@@ |&lt;/span&gt;&lt;/p&gt;
+&lt;p style=&quot; margin-top:0px; margin-bottom:0px; margin-left:0px; margin-right:0px; -qt-block-indent:0; text-indent:0px;&quot;&gt;&lt;span style=&quot; font-family:'Courier New,courier'; font-size:13pt; color:#cccccc;&quot;&gt;                     '-____-'    '-----'&lt;/span&gt;&lt;/p&gt;
+&lt;p style=&quot;-qt-paragraph-type:empty; margin-top:0px; margin-bottom:0px; margin-left:0px; margin-right:0px; -qt-block-indent:0; text-indent:0px; font-family:'Courier New,courier'; font-size:13pt; color:#cccccc;&quot;&gt;&lt;/p&gt;
+&lt;p style=&quot; margin-top:0px; margin-bottom:0px; margin-left:0px; margin-right:0px; -qt-block-indent:0; text-indent:0px;&quot;&gt;&lt;span style=&quot; font-family:'Courier New,courier'; font-size:13pt; color:#cccccc;&quot;&gt;&lt;br /&gt;&lt;/span&gt;&lt;/p&gt;
+&lt;p style=&quot; margin-top:0px; margin-bottom:0px; margin-left:0px; margin-right:0px; -qt-block-indent:0; text-indent:0px;&quot;&gt;&lt;span style=&quot; font-family:'Courier New,courier'; font-size:13pt; color:#cccccc;&quot;&gt;LATEB est une association déstinée aux étudiants du groupe IONIS.&lt;/span&gt;&lt;/p&gt;
+&lt;p style=&quot; margin-top:0px; margin-bottom:0px; margin-left:0px; margin-right:0px; -qt-block-indent:0; text-indent:0px;&quot;&gt;&lt;span style=&quot; font-family:'Courier New,courier'; font-size:13pt; color:#cccccc;&quot;&gt;Nous organisons régulièrement des soirées dégustation de biere, repas,&lt;/span&gt;&lt;/p&gt;
+&lt;p style=&quot; margin-top:0px; margin-bottom:0px; margin-left:0px; margin-right:0px; -qt-block-indent:0; text-indent:0px;&quot;&gt;&lt;span style=&quot; font-family:'Courier New,courier'; font-size:13pt; color:#cccccc;&quot;&gt;concert et autres. &lt;/span&gt;&lt;/p&gt;
+&lt;p style=&quot; margin-top:0px; margin-bottom:0px; margin-left:0px; margin-right:0px; -qt-block-indent:0; text-indent:0px;&quot;&gt;&lt;span style=&quot; font-family:'Courier New,courier'; font-size:13pt; color:#cccccc;&quot;&gt;Nous pouvons également offrir des services de préstation lors&lt;/span&gt;&lt;/p&gt;
+&lt;p style=&quot; margin-top:0px; margin-bottom:0px; margin-left:0px; margin-right:0px; -qt-block-indent:0; text-indent:0px;&quot;&gt;&lt;span style=&quot; font-family:'Courier New,courier'; font-size:13pt; color:#cccccc;&quot;&gt;d'événements organisés par d'autres associations ou des particuliers. &lt;/span&gt;&lt;/p&gt;
+&lt;p style=&quot; margin-top:0px; margin-bottom:0px; margin-left:0px; margin-right:0px; -qt-block-indent:0; text-indent:0px;&quot;&gt;&lt;span style=&quot; font-family:'Courier New,courier'; font-size:13pt; color:#cccccc;&quot;&gt;Pour toute information sur ces services, n'hésitez pas à nous contacter.&lt;/span&gt;&lt;/p&gt;
+&lt;p style=&quot; margin-top:0px; margin-bottom:0px; margin-left:0px; margin-right:0px; -qt-block-indent:0; text-indent:0px;&quot;&gt;&lt;span style=&quot; font-family:'Courier New,courier'; font-size:13pt; color:#cccccc;&quot;&gt;+----------------------------------------------------------------------+&lt;/span&gt;&lt;/p&gt;
+&lt;p style=&quot; margin-top:0px; margin-bottom:0px; margin-left:0px; margin-right:0px; -qt-block-indent:0; text-indent:0px;&quot;&gt;&lt;span style=&quot; font-family:'Courier New,courier'; font-size:13pt; color:#cccccc;&quot;&gt;| (|€~ - Martine la méduse ascii                                       |&lt;/span&gt;&lt;/p&gt;
+&lt;p style=&quot; margin-top:0px; margin-bottom:12px; margin-left:0px; margin-right:0px; -qt-block-indent:0; text-indent:0px;&quot;&gt;&lt;span style=&quot; font-family:'Courier New,courier'; font-size:13pt; color:#cccccc;&quot;&gt;+----------------------------------------------------------------------+&lt;/span&gt;&lt;/p&gt;&lt;/body&gt;&lt;/html&gt;</string>
         </property>
        </widget>
       </item>
```
Left out of the diff: 2 changed lines with no effect on the pictures. The commit also changes 4 other files.
